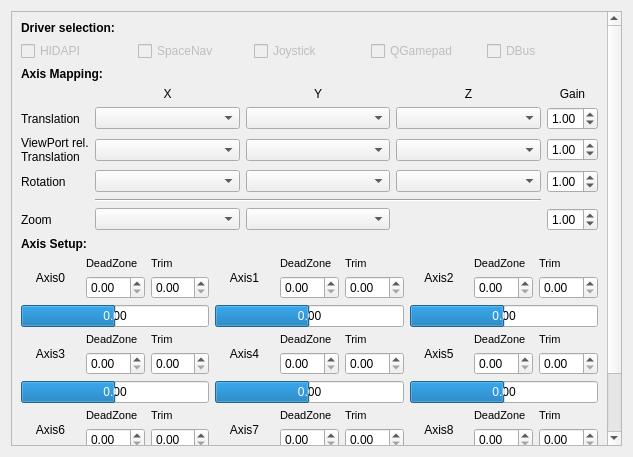
Qt form src/input/AxisConfigWidget.ui (openscad/openscad) before a commit.
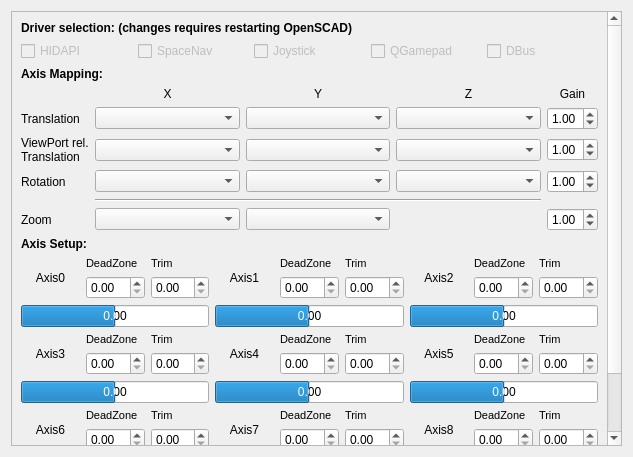
The same form after that commit.

Commit message: back end code

```diff
--- a/src/input/AxisConfigWidget.ui
+++ b/src/input/AxisConfigWidget.ui
@@ -1010,7 +1010,7 @@
           </font>
          </property>
          <property name="text">
-          <string>Driver selection:</string>
+          <string>Driver selection: (changes requires restarting OpenSCAD)</string>
          </property>
         </widget>
        </item>
```
The commit also changes 1 other file.
